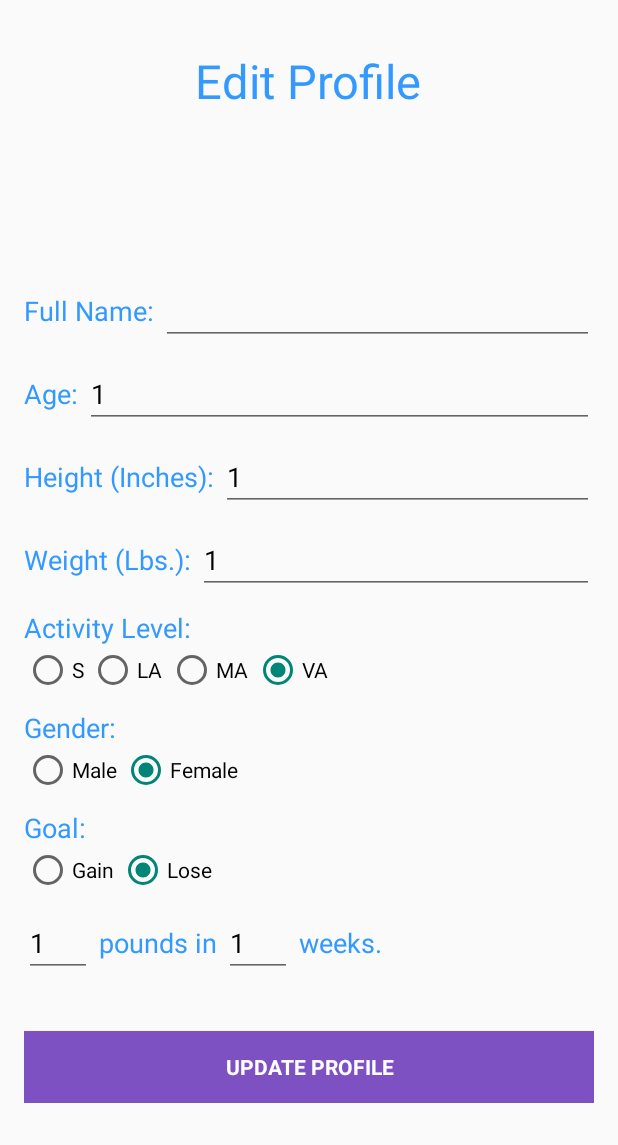
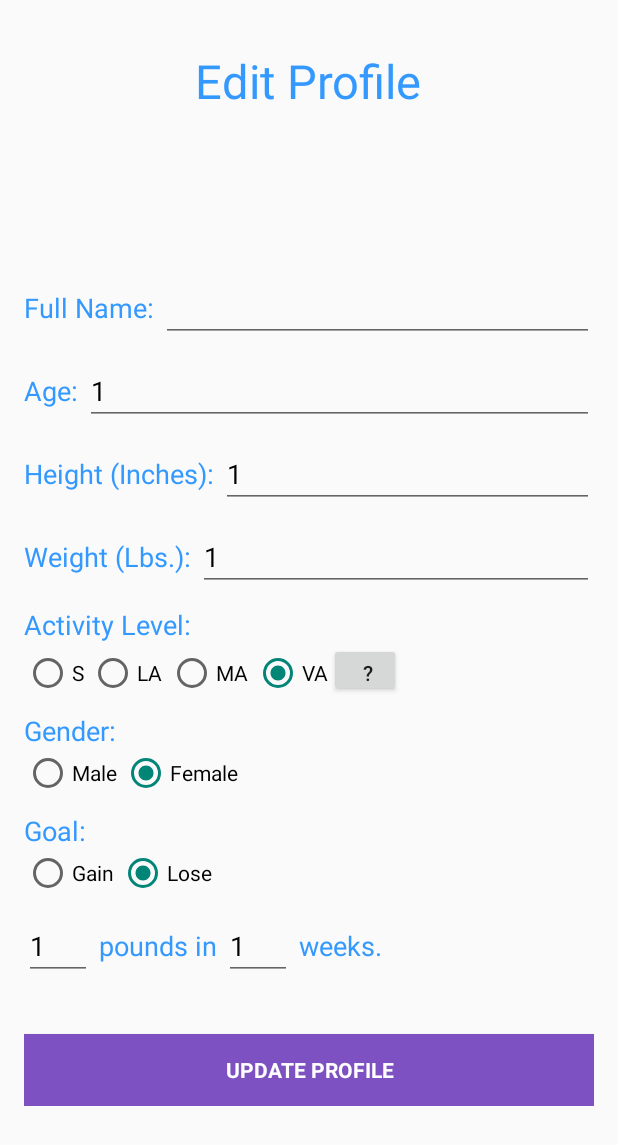
Before and after one commit to pmalavia/FitByte, an Android app: the EditProfile screen opened directly, with no data from a screen before it, on a phone screen of 412 x 824 dp. Shown: the top 1145 px of the screen. Run offline under Robolectric (Android 15) with nearby library versions, the phone set to English and light mode, and no system bars.

Commit message:
help button in Edit Profile

```diff
--- a/app/src/main/java/com/example/fitbyte/fitbyte/UserProfile.java
+++ b/app/src/main/java/com/example/fitbyte/fitbyte/UserProfile.java
@@ -403,7 +403,8 @@ public class UserProfile extends Activity {
     }
 
     public void showAlert(View view) {AlertDialog.Builder myAlert = new AlertDialog.Builder(this);
-        myAlert.setMessage("S=Sedentary\nSA=Slightly Active\nMA=Moderately Active\nVA=Very Active")
+        myAlert.setMessage("How would you describe your daily activity level?\n\n" +
+                "S = Sedentary\nSA = Slightly Active\nMA = Moderately Active\nVA = Very Active")
                 .setPositiveButton("OK", new DialogInterface.OnClickListener() {
                     @Override
                     public void onClick(DialogInterface dialog, int which) {
--- a/app/src/main/res/layout/editprofile_layout.xml
+++ b/app/src/main/res/layout/editprofile_layout.xml
@@ -195,6 +195,14 @@
                             android:layout_height="wrap_content"
                             android:text="VA"
                             android:id="@+id/veryActive"/>
+
+                        <Button
+                            style="?android:attr/buttonStyleSmall"
+                            android:layout_width="wrap_content"
+                            android:layout_height="36dp"
+                            android:text=" ?"
+                            android:id="@+id/activityHelp"
+                            android:onClick="showHelp"/>
                     </RadioGroup>
                 </LinearLayout>
 
```
Also changed, not shown: app/src/main/java/com/example/fitbyte/fitbyte/EditProfile.java (+15 -0 lines), app/src/main/java/com/example/fitbyte/fitbyte/Homepage.java (+0 -12 lines).
